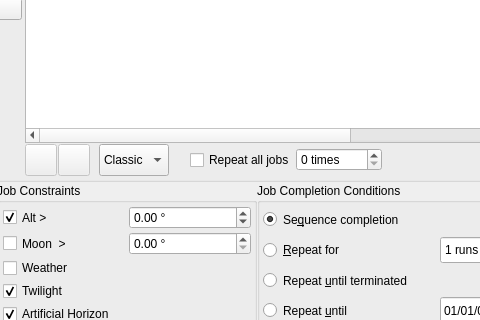
Qt form kstars/ekos/scheduler/scheduler.ui (KDE/kstars) before a commit; both pictures show x 328 to 808 and y 129 to 449 of the 950 by 537 pixel window.
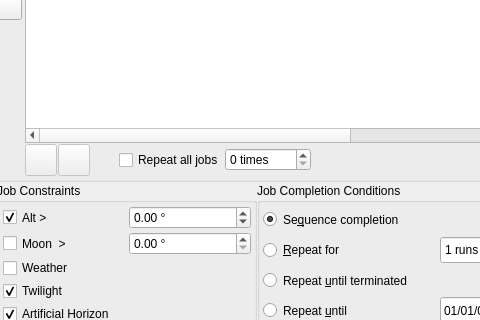
The same form after that commit. Icons and pictures are not drawn. Custom widgets are drawn as their Qt base class.

Commit message:
Retire classic scheduler algorithm--but keep code for now.
This change prevents the use of the Classic scheduler algorithm.   If the user has Classic set, or if a .esl file has Classic embedded, the system forces the use of the Greedy algorithm anyway, and warns the user in the log window.

Patch:
```diff
--- a/kstars/ekos/scheduler/scheduler.ui
+++ b/kstars/ekos/scheduler/scheduler.ui
@@ -1238,29 +1238,6 @@
             </property>
            </widget>
           </item>
-          <item>
-           <widget class="QComboBox" name="schedulerAlgorithmCombo">
-            <property name="sizePolicy">
-             <sizepolicy hsizetype="Preferred" vsizetype="Preferred">
-              <horstretch>0</horstretch>
-              <verstretch>0</verstretch>
-             </sizepolicy>
-            </property>
-            <property name="toolTip">
-             <string>&lt;html&gt;&lt;head/&gt;&lt;body&gt;&lt;p&gt;&lt;span style=&quot; font-weight:600;&quot;&gt;Classic&lt;/span&gt;: Start jobs that meet the constraints by priority and score.&lt;/p&gt;&lt;p&gt;&lt;span style=&quot; font-weight:600;&quot;&gt;Greedy&lt;/span&gt;: Always attempt to run a job. It picks the highest priority job that can run according to its constraints. Priority is assigned according to row in table above. Higher row has higher priority. It will interrupt running jobs if a higher priority job can run.&lt;/p&gt;&lt;/body&gt;&lt;/html&gt;</string>
-            </property>
-            <item>
-             <property name="text">
-              <string>Classic</string>
-             </property>
-            </item>
-            <item>
-             <property name="text">
-              <string>Greedy</string>
-             </property>
-            </item>
-           </widget>
-          </item>
           <item>
            <spacer name="horizontalSpacer_4">
             <property name="orientation">
```
The commit also changes 1 other file.
